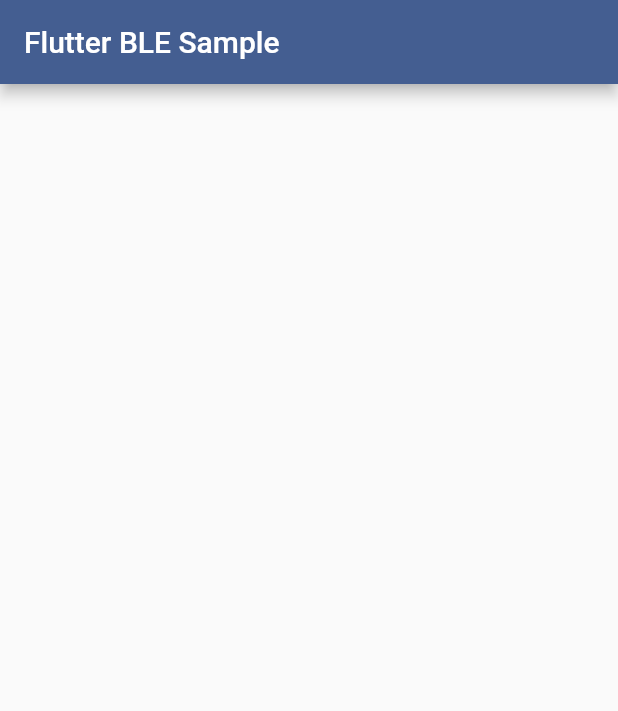
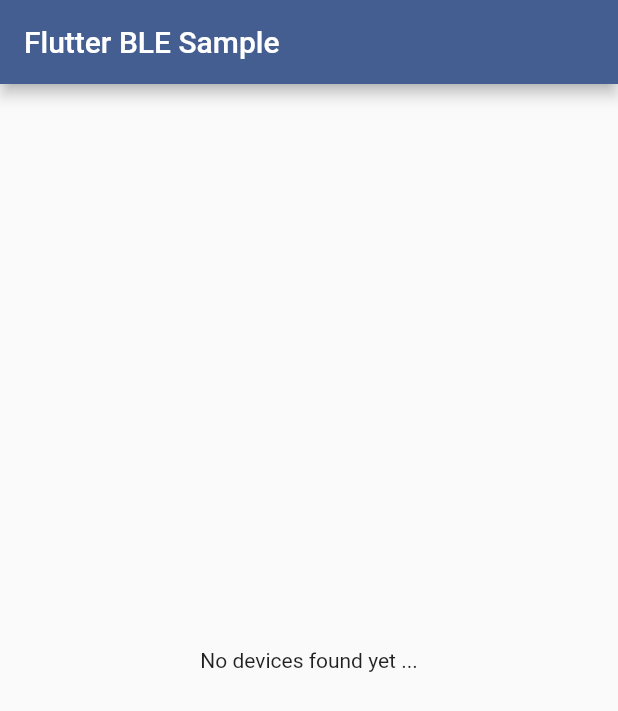
Before and after one commit to sharmadhiraj/Flutter-BLE-Sample, a Flutter app: the screen it shows after launch, on a phone screen of 412 x 824 dp. Shown: the top 711 px of the screen. Run offline on Flutter 3.47's test engine with Material 3 defaults, Android fonts, the phone set to English and light mode, and no system bars; our stand-ins replace flutter_blue_plus.

Commit message:
Upgrade project.

```diff
--- a/lib/screens/home.dart
+++ b/lib/screens/home.dart
@@ -34,6 +34,14 @@ class _HomeScreenState extends State<HomeScreen> {
   }
 
   Widget _buildBody() {
+    if (devices.isEmpty) {
+      return Center(
+        child: Padding(
+          padding: const EdgeInsets.all(8),
+          child: Text("No devices found yet ..."),
+        ),
+      );
+    }
     return ListView.builder(
       itemCount: devices.length,
       itemBuilder: (context, index) => _buildListItem(devices[index]),
@@ -83,7 +91,7 @@ class _HomeScreenState extends State<HomeScreen> {
         setState(() {});
       }
     } else {
-      await device.connect();
+      await device.connect(license: License.free);
       if (mounted) {
         setState(() {});
       }
--- a/pubspec.yaml
+++ b/pubspec.yaml
@@ -9,10 +9,10 @@ environment:
 dependencies:
   flutter:
     sdk: flutter
-  flutter_blue_plus: ^1.31.17
+  flutter_blue_plus: ^2.0.0
 
 dev_dependencies:
-  flutter_lints: ^3.0.0
+  flutter_lints: ^6.0.0
 
 flutter:
   uses-material-design: true
```
Also changed, not shown: analysis_options.yaml (+0 -24 lines), pubspec.lock, 11 other files.
